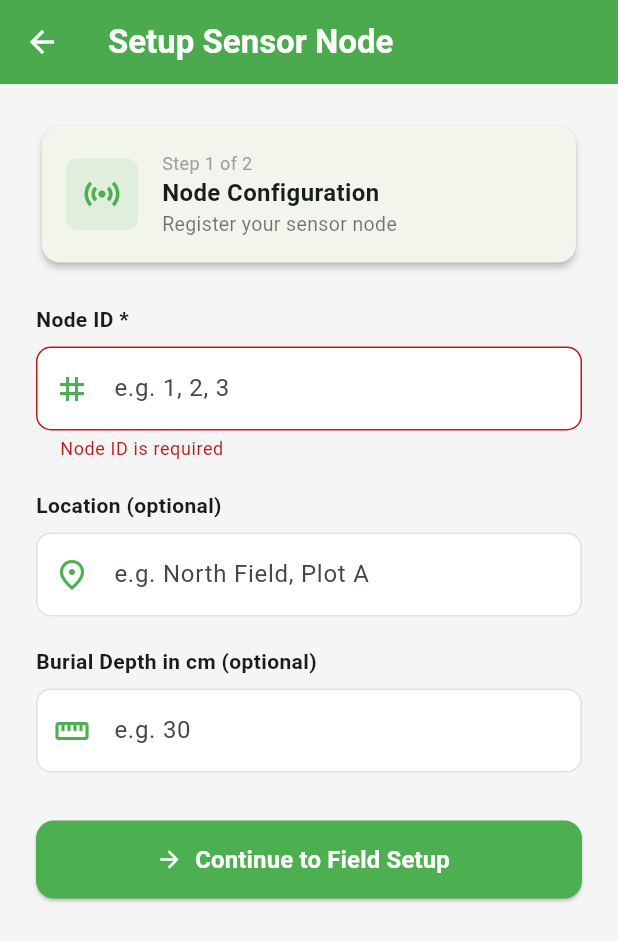
After one commit to anujb1212/wusn, a Flutter app: the NodeSetupScreen screen opened directly, after a tap on "Continue to Field Setup", on a phone screen of 412 x 824 dp. The commit adds this screen. Shown: the top 941 px of the screen. Run offline on Flutter 3.47's test engine with Material 3 defaults, Android fonts, the phone set to English and light mode, and no system bars; our stand-ins replace flutter_dotenv; missing offline and left inert: mqtt_client; network calls fail.

Commit message:
added screens for node and field data

```diff
--- /dev/null
+++ b/mobile_app/lib/screens/node_setup_screen.dart
@@ -0,0 +1,266 @@
+import 'package:flutter/material.dart';
+import '../services/api_service.dart';
+import 'field_setup_screen.dart';
+
+class NodeSetupScreen extends StatefulWidget {
+  NodeSetupScreen({super.key});
+
+  @override
+  State<NodeSetupScreen> createState() => _NodeSetupScreenState();
+}
+
+class _NodeSetupScreenState extends State<NodeSetupScreen> {
+  final _formKey = GlobalKey<FormState>();
+  final _nodeIdController = TextEditingController();
+  final _locationController = TextEditingController();
+  final _burialDepthController = TextEditingController();
+
+  bool _isLoading = false;
+  String? _errorMessage;
+
+  @override
+  void dispose() {
+    _nodeIdController.dispose();
+    _locationController.dispose();
+    _burialDepthController.dispose();
+    super.dispose();
+  }
+
+  Future<void> _submit() async {
+    if (!_formKey.currentState!.validate()) return;
+
+    setState(() {
+      _isLoading = true;
+      _errorMessage = null;
+    });
+
+    try {
+      final nodeData = <String, dynamic>{
+        'nodeId': int.parse(_nodeIdController.text.trim()),
+        if (_locationController.text.trim().isNotEmpty)
+          'location': _locationController.text.trim(),
+        if (_burialDepthController.text.trim().isNotEmpty)
+          'burialDepth': int.parse(_burialDepthController.text.trim()),
+      };
+
+      await ApiService.createNode(nodeData);
+
+      if (!mounted) return;
+
+      Navigator.pushReplacement(
+        context,
+        MaterialPageRoute(
+          builder: (_) => FieldSetupScreen(
+            nodeId: int.parse(_nodeIdController.text.trim()),
+          ),
+        ),
+      );
+    } on ApiException catch (e) {
+      setState(() {
+        _errorMessage = 'Failed to create node: ${e.message}';
+      });
+    } catch (e) {
+      setState(() {
+        _errorMessage = 'Unexpected error: $e';
+      });
+    } finally {
+      if (mounted) setState(() => _isLoading = false);
+    }
+  }
+
+  @override
+  Widget build(BuildContext context) {
+    return Scaffold(
+      backgroundColor: const Color(0xFFF5F5F5),
+      appBar: AppBar(
+        title: const Text(
+          'Setup Sensor Node',
+          style: TextStyle(fontWeight: FontWeight.bold),
+        ),
+        backgroundColor: const Color(0xFF4CAF50),
+        foregroundColor: Colors.white,
+        elevation: 2,
+      ),
+      body: SingleChildScrollView(
+        padding: const EdgeInsets.all(24),
+        child: Form(
+          key: _formKey,
+          child: Column(
+            crossAxisAlignment: CrossAxisAlignment.start,
+            children: [
+              // Header card
+              Card(
+                elevation: 2,
+                shape: RoundedRectangleBorder(
+                    borderRadius: BorderRadius.circular(12)),
+                child: Padding(
+                  padding: const EdgeInsets.all(16),
+                  child: Row(
+                    children: [
+                      Container(
+                        padding: const EdgeInsets.all(10),
+                        decoration: BoxDecoration(
+                          color: const Color(0xFF4CAF50).withOpacity(0.1),
+                          borderRadius: BorderRadius.circular(8),
+                        ),
+                        child: const Icon(Icons.sensors,
+                            color: Color(0xFF4CAF50), size: 28),
+                      ),
+                      const SizedBox(width: 16),
+                      const Expanded(
+                        child: Column(
+                          crossAxisAlignment: CrossAxisAlignment.start,
+                          children: [
+                            Text('Step 1 of 2',
+                                style: TextStyle(
+                                    fontSize: 12, color: Colors.grey)),
+                            Text('Node Configuration',
+                                style: TextStyle(
+                                    fontSize: 16,
+                                    fontWeight: FontWeight.bold)),
+                            Text('Register your sensor node',
+                                style: TextStyle(
+                                    fontSize: 13, color: Colors.black54)),
+                          ],
+                        ),
+                      ),
+                    ],
+                  ),
+                ),
+              ),
+              const SizedBox(height: 24),
+
+              // Node ID
+              _buildLabel('Node ID *'),
+              const SizedBox(height: 8),
+              TextFormField(
+                controller: _nodeIdController,
+                keyboardType: TextInputType.number,
+                decoration: _inputDecoration(
+                  hint: 'e.g. 1, 2, 3',
+                  icon: Icons.tag,
+                ),
+                validator: (v) {
+                  if (v == null || v.trim().isEmpty) return 'Node ID is required';
+                  final n = int.tryParse(v.trim());
+                  if (n == null || n <= 0) return 'Enter a valid positive number';
+                  return null;
+                },
+              ),
+              const SizedBox(height: 20),
+
+              // Location
+              _buildLabel('Location (optional)'),
+              const SizedBox(height: 8),
+              TextFormField(
+                controller: _locationController,
+                decoration: _inputDecoration(
+                  hint: 'e.g. North Field, Plot A',
+                  icon: Icons.place_outlined,
+                ),
+              ),
+              const SizedBox(height: 20),
+
+              // Burial Depth
+              _buildLabel('Burial Depth in cm (optional)'),
+              const SizedBox(height: 8),
+              TextFormField(
+                controller: _burialDepthController,
+                keyboardType: TextInputType.number,
+                decoration: _inputDecoration(
+                  hint: 'e.g. 30',
+                  icon: Icons.straighten,
+                ),
+                validator: (v) {
+                  if (v == null || v.trim().isEmpty) return null;
+                  final n = int.tryParse(v.trim());
+                  if (n == null || n <= 0) return 'Enter a valid depth';
+                  return null;
+                },
+              ),
+              const SizedBox(height: 32),
+
+              // Error
+              if (_errorMessage != null) ...[
+                Container(
+                  padding: const EdgeInsets.all(12),
+                  decoration: BoxDecoration(
+                    color: Colors.red.shade50,
+                    border: Border.all(color: Colors.red.shade200),
+                    borderRadius: BorderRadius.circular(8),
+                  ),
+                  child: Row(
+                    children: [
+                      Icon(Icons.error_outline,
+                          color: Colors.red.shade600, size: 20),
+                      const SizedBox(width: 8),
+                      Expanded(
+                        child: Text(_errorMessage!,
+                            style: TextStyle(color: Colors.red.shade700)),
+                      ),
+                    ],
+                  ),
+                ),
+                const SizedBox(height: 16),
+              ],
+
+              // Submit button
+              SizedBox(
+                width: double.infinity,
+                height: 52,
+                child: ElevatedButton.icon(
+                  onPressed: _isLoading ? null : _submit,
+                  icon: _isLoading
+                      ? const SizedBox(
+                          width: 18,
+                          height: 18,
+                          child: CircularProgressIndicator(
+                              strokeWidth: 2, color: Colors.white),
+                        )
+                      : const Icon(Icons.arrow_forward),
+                  label: Text(
+                    _isLoading ? 'Creating Node...' : 'Continue to Field Setup',
+                    style: const TextStyle(
+                        fontSize: 16, fontWeight: FontWeight.bold),
+                  ),
+                  style: ElevatedButton.styleFrom(
+                    backgroundColor: const Color(0xFF4CAF50),
+                    foregroundColor: Colors.white,
+                    shape: RoundedRectangleBorder(
+                        borderRadius: BorderRadius.circular(12)),
+                  ),
+                ),
+              ),
+            ],
+          ),
+        ),
+      ),
+    );
+  }
+
+  Widget _buildLabel(String text) {
+    return Text(text,
+        style: const TextStyle(fontWeight: FontWeight.w600, fontSize: 14));
+  }
+
+  InputDecoration _inputDecoration({required String hint, required IconData icon}) {
+    return InputDecoration(
+      hintText: hint,
+      prefixIcon: Icon(icon, color: const Color(0xFF4CAF50)),
+      filled: true,
+      fillColor: Colors.white,
+      border: OutlineInputBorder(
+        borderRadius: BorderRadius.circular(10),
+        borderSide: const BorderSide(color: Color(0xFFE0E0E0)),
+      ),
+      enabledBorder: OutlineInputBorder(
+        borderRadius: BorderRadius.circular(10),
+        borderSide: const BorderSide(color: Color(0xFFE0E0E0)),
+      ),
+      focusedBorder: OutlineInputBorder(
+        borderRadius: BorderRadius.circular(10),
+        borderSide: const BorderSide(color: Color(0xFF4CAF50), width: 2),
+      ),
+    );
+  }
+}
```
Also changed, not shown: mobile_app/lib/screens/dashboard_screen.dart (+23 -7 lines), mobile_app/lib/screens/field_setup_screen.dart (added, +304 -0 lines), 5 other files.
